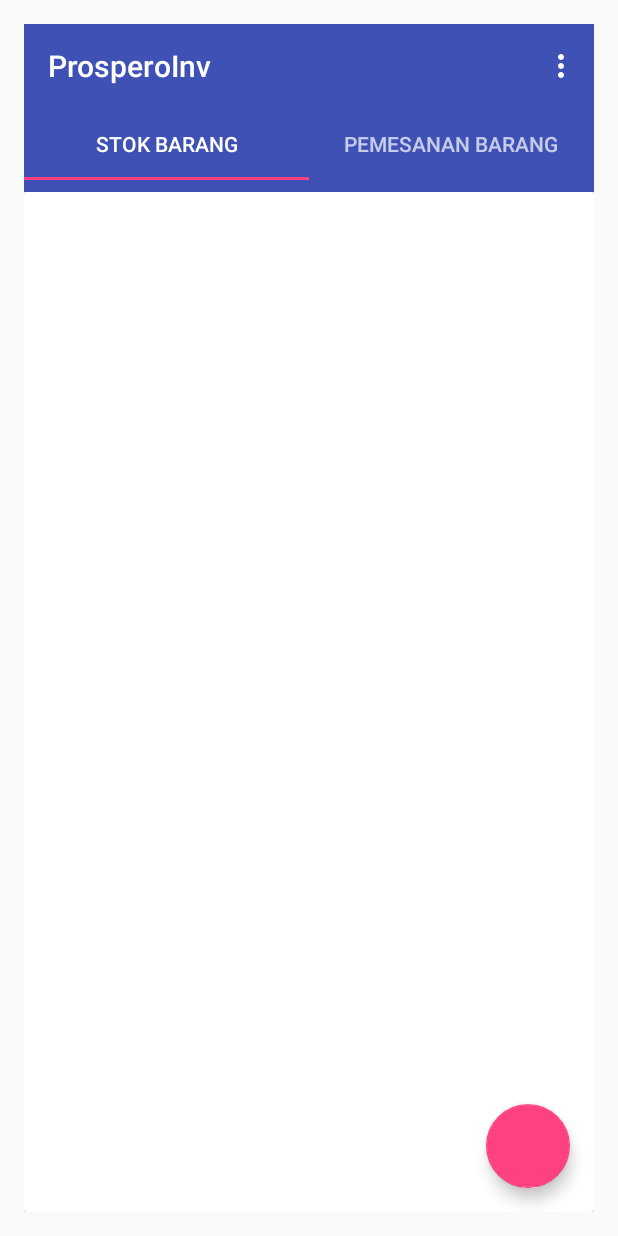
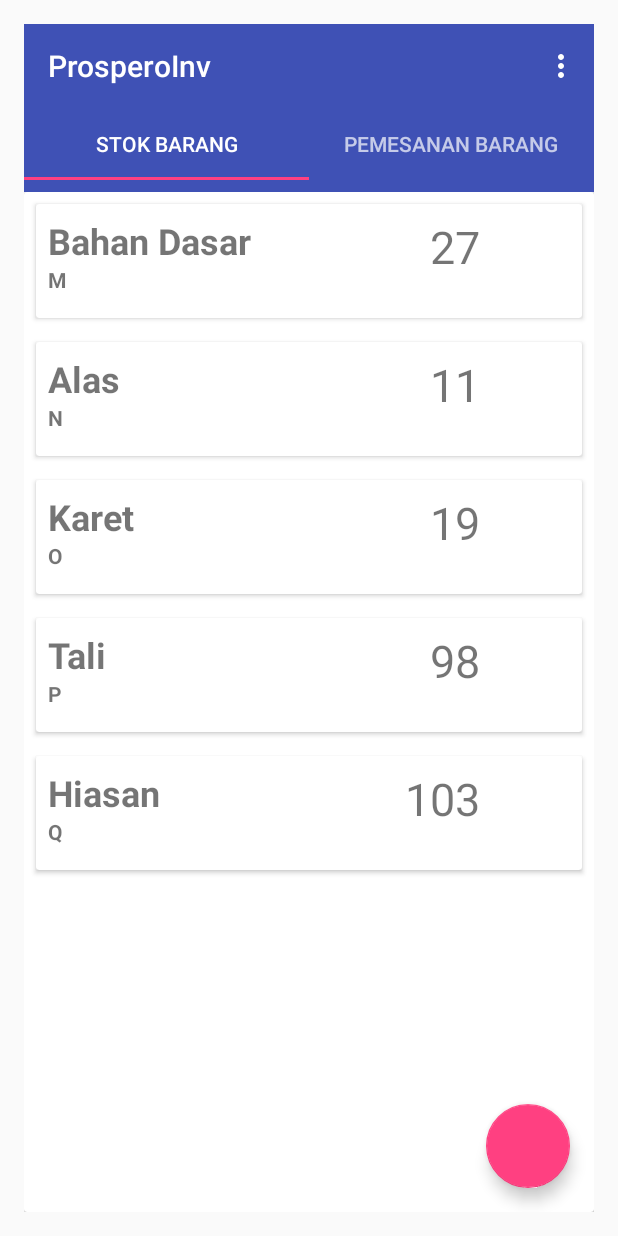
Before and after one commit to prosperoinv/MainProject, an Android app: the FragmentPengadaan1 screen opened directly, with no data from a screen before it, on a phone screen of 412 x 824 dp. Run offline under Robolectric (Android 15) with nearby library versions, the phone set to English and light mode, and no system bars.

```diff
--- a/app/src/main/java/id/simplify/prosperoinv/FragmentPengadaan1.java
+++ b/app/src/main/java/id/simplify/prosperoinv/FragmentPengadaan1.java
@@ -4,26 +4,68 @@ package id.simplify.prosperoinv;
 import android.os.Bundle;
 import android.support.annotation.Nullable;
 import android.support.v4.app.Fragment;
+import android.support.v7.widget.LinearLayoutManager;
+import android.support.v7.widget.RecyclerView;
 import android.view.LayoutInflater;
 import android.view.View;
 import android.view.ViewGroup;
+
+import java.util.LinkedList;
 
 
 /**
  * A simple {@link Fragment} subclass.
  */
 public class FragmentPengadaan1 extends Fragment {
+    private final LinkedList<String> barang = new LinkedList<>();
+    private final LinkedList<String> vendor = new LinkedList<>();
+    private final LinkedList<String> jumlah = new LinkedList<>();
+
+    private RecyclerView mRecyclerView;
+    private StockRec mAdapter;
+
+    public FragmentPengadaan1() {
+        // Required empty public constructor
+    }
+
 
     @Override
     public View onCreateView(LayoutInflater inflater, ViewGroup container,
                              Bundle savedInstanceState) {
         // Inflate the layout for this fragment
-        return inflater.inflate(R.layout.tab_pengadaan1, container, false);
+        View view = inflater.inflate(R.layout.tab_pengadaan1, container, false);
+        insertData();
+        RecyclerView recyclerView = (RecyclerView) view.findViewById(R.id.receviewer);
+        mAdapter = new StockRec(getActivity(), barang, vendor, jumlah);
+        recyclerView.setAdapter(mAdapter);
+        RecyclerView.LayoutManager layoutManager = new LinearLayoutManager(getActivity());
+        recyclerView.setLayoutManager(layoutManager);
+
+        return view;
+
     }
 
-    @Override
-    public void onCreate(@Nullable Bundle savedInstanceState) {
-        super.onCreate(savedInstanceState);
+    private void insertData() {
+        for (int i = 0; i < 1; i++) {//pengulangan untuk menghasilkan data yang banyak
+            barang.add("Bahan Dasar"); //untuk menambah merk minuman
+            barang.add("Alas");
+            barang.add("Karet");
+            barang.add("Tali");
+            barang.add("Hiasan");
 
+
+            vendor.add("M"); //untuk menambah deskripsi
+            vendor.add("N");
+            vendor.add("O");
+            vendor.add("P");
+            vendor.add("Q");
+
+            jumlah.add("27"); //untuk menambahkan foto
+            jumlah.add("11");
+            jumlah.add("19");
+            jumlah.add("98");
+            jumlah.add("103");
+
+        }
     }
 }
--- /dev/null
+++ b/app/src/main/java/id/simplify/prosperoinv/StockRec.java
@@ -0,0 +1,85 @@
+package id.simplify.prosperoinv;
+
+import android.content.Context;
+import android.support.v4.app.FragmentActivity;
+import android.support.v7.widget.RecyclerView;
+import android.view.LayoutInflater;
+import android.view.View;
+import android.view.ViewGroup;
+import android.widget.LinearLayout;
+import android.widget.TextView;
+
+import java.util.LinkedList;
+
+/**
+ * Created by Haikal on 3/24/2018.
+ */
+
+public class StockRec extends RecyclerView.Adapter<StockRec.MenuViewHolder> {
+    private final LinkedList<String> mbahanlist;
+    private final LinkedList<String> mvendorlist;
+    private final LinkedList<String> mjumlahlist;
+    private LayoutInflater mInflater;
+
+    public StockRec(Context context, LinkedList<String> a, LinkedList<String> b, LinkedList<String> c) {
+        mInflater = LayoutInflater.from(context);
+        this.mbahanlist = a; //constructor untuk menerima variable
+        this.mvendorlist = b;
+        this.mjumlahlist = c;
+    }
+
+    @Override
+    public MenuViewHolder onCreateViewHolder(ViewGroup parent, int viewType) {
+        View mItemView = mInflater.inflate(R.layout.recycle_view_temp, parent, false);
+        return new StockRec.MenuViewHolder(mItemView, this);
+    }
+
+    @Override
+    public void onBindViewHolder(StockRec.MenuViewHolder holder, int position) {
+        String mCurrentbahan = mbahanlist.get(position);
+        String mCurrentvendor = mvendorlist.get(position);
+        String mCurrentjumlah = mjumlahlist.get(position); //memasukkan nilai ke variabel
+        holder.bahanItemView.setText(mCurrentbahan);
+        holder.vendorItemView.setText(mCurrentvendor);
+        holder.jmlItemView.setText(mCurrentjumlah);
+    }
+
+    @Override
+    public int getItemCount() {
+        return mbahanlist.size();
+    }
+
+    class MenuViewHolder extends RecyclerView.ViewHolder implements View.OnClickListener {
+        public final TextView bahanItemView;
+        public final TextView vendorItemView;
+        public final TextView jmlItemView;
+        public final LinearLayout linearLayout;
+
+        final StockRec mAdapter;
+
+        public MenuViewHolder(final View itemView, StockRec adapter) {
+            super(itemView);
+            bahanItemView = (TextView) itemView.findViewById(R.id.bahan);
+            vendorItemView = (TextView) itemView.findViewById(R.id.vendor);
+            jmlItemView = (TextView) itemView.findViewById(R.id.jumlah);
+            linearLayout = (LinearLayout) itemView.findViewById(R.id.cabskut);
+            linearLayout.setOnClickListener(new View.OnClickListener() {
+                @Override
+                public void onClick(View view) {
+                    // Get the position of the item that was clicked.
+                    int mPosition = getLayoutPosition();
+                    // Use that to access the affected item in mWordList.
+                    String namaa = mbahanlist.get(mPosition);
+                    String deski = mvendorlist.get(mPosition);
+                    String photo = mjumlahlist.get(mPosition);
+                }
+            });
+            this.mAdapter = adapter;
+        }
+
+        @Override
+        public void onClick(View view) {
+
+        }
+    }
+}
--- a/app/src/main/res/layout/recycle_view_temp.xml
+++ b/app/src/main/res/layout/recycle_view_temp.xml
@@ -41,7 +41,7 @@
             android:layout_gravity="right"
             android:layout_weight="1"
             android:gravity="right"
-            android:paddingRight="80dp"
+            android:paddingRight="60dp"
             android:text="jumlah"
             android:textSize="30dp" />
 
--- a/app/src/main/res/layout/tab_pengadaan1.xml
+++ b/app/src/main/res/layout/tab_pengadaan1.xml
@@ -6,7 +6,7 @@
     tools:context="id.simplify.prosperoinv.FragmentPengadaan1">
 
     <android.support.v7.widget.RecyclerView
-        android:id="@+id/recviewer"
+        android:id="@+id/receviewer"
         android:layout_width="match_parent"
         android:layout_height="wrap_content" />
 
```
